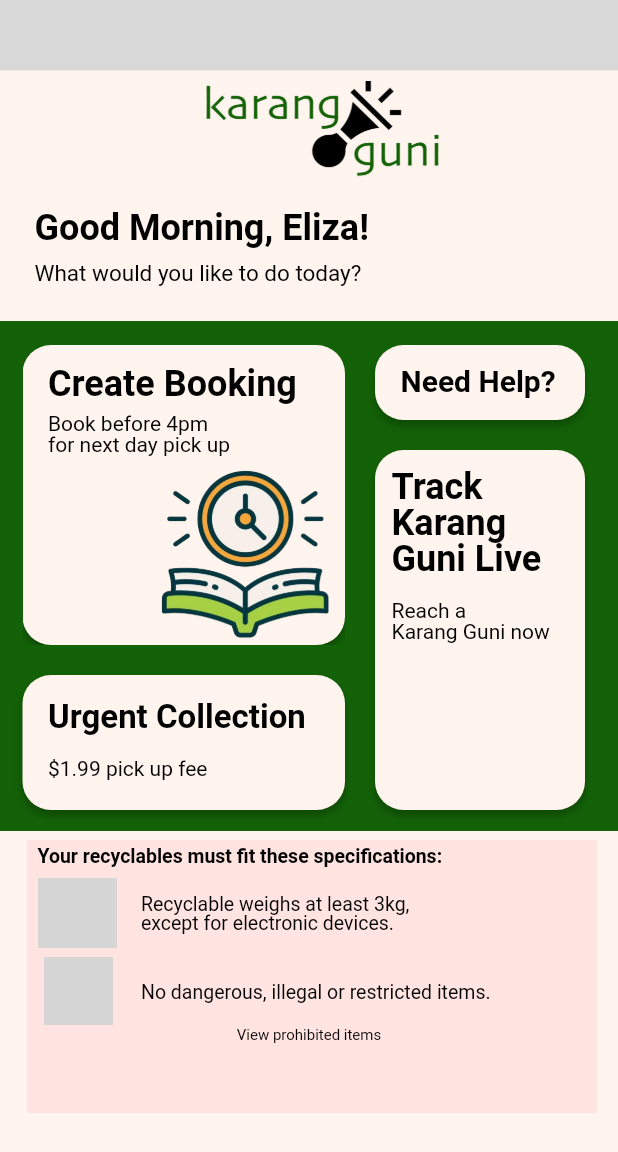
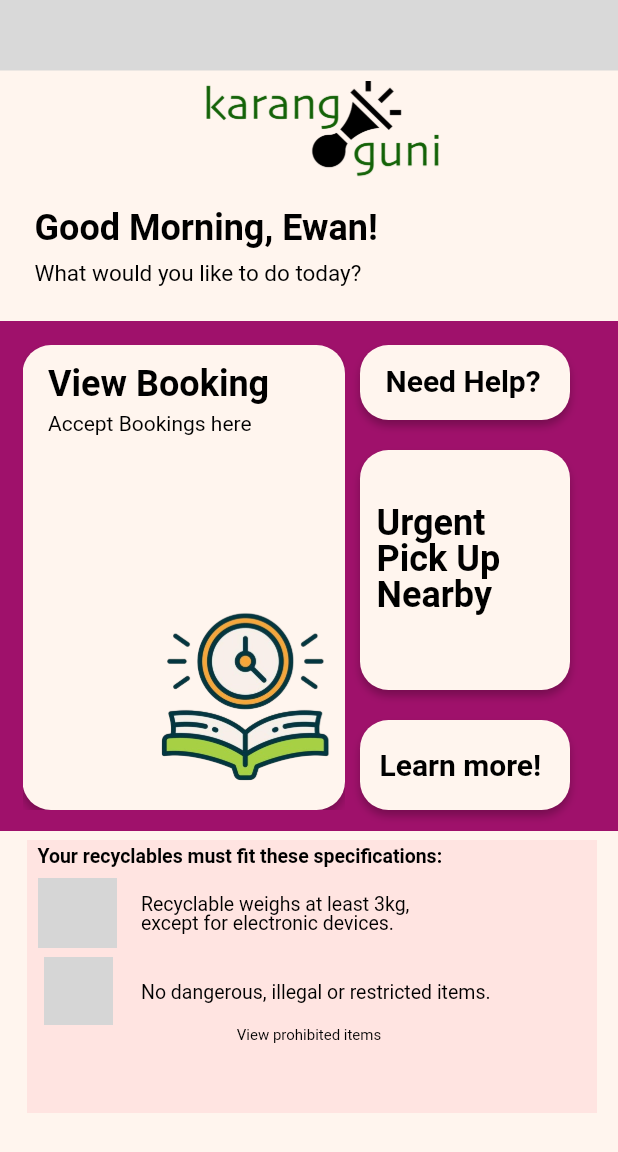
Before and after one commit to yongjin372k/RagNBone, a Flutter app: the donorHomePage screen opened directly, on a phone screen of 412 x 824 dp. Shown: the top 1152 px of the screen. Run offline on Flutter 3.47's test engine with Material 3 defaults, Android fonts, the phone set to English and light mode, and no system bars; our stand-ins replace geolocator, google_maps_flutter; network calls fail; Roboto replaces fonts that are missing (Istok Web); grey boxes are pictures that could not be loaded.

Commit message:
changes to ui

```diff
--- a/frontend/lib/Screens/donorHomePage.dart
+++ b/frontend/lib/Screens/donorHomePage.dart
@@ -36,7 +36,7 @@
                 width: 430,
                 height: 340,
                 decoration: BoxDecoration(
-                  color: Color.fromRGBO(19, 98, 7, 1),
+                  color: Color.fromARGB(255, 159, 17, 107),
                 ),
               ),
             ),
@@ -69,7 +69,7 @@
               top: 140,
               left: 23,
               child: Text(
-                'Good Morning, Eliza!',
+                'Good Morning, Ewan!',
                 textAlign: TextAlign.left,
                 style: TextStyle(
                   color: Color.fromRGBO(0, 0, 0, 1),
@@ -99,7 +99,7 @@
             ),
             Positioned(
               top: 230,
-              left: 250,
+              left: 240,
               child: Container(
                 width: 140,
                 height: 74,
@@ -149,7 +149,7 @@
               left: 15,
               child: Container(
                 width: 215,
-                height: 200,
+                height: 310,
                 child: Stack(
                   children: <Widget>[
                     Positioned(
@@ -157,7 +157,7 @@
                       left: 0,
                       child: Container(
                         width: 215,
-                        height: 200,
+                        height: 310,
                         decoration: BoxDecoration(
                           borderRadius: BorderRadius.circular(19),
                           boxShadow: [
@@ -175,7 +175,7 @@
                       top: 14.06,
                       left: 17,
                       child: Text(
-                        'Create Booking',
+                        'View Booking',
                         textAlign: TextAlign.left,
                         style: TextStyle(
                           color: Color.fromRGBO(0, 0, 0, 1),
@@ -191,7 +191,7 @@
                       top: 45,
                       left: 17,
                       child: Text(
-                        'Book before 4pm\nfor next day pick up',
+                        'Accept Bookings here',
                         textAlign: TextAlign.left,
                         style: TextStyle(
                           color: Color.fromRGBO(0, 0, 0, 1),
@@ -204,7 +204,7 @@
                       ),
                     ),
                     Positioned(
-                      top: 65,
+                      top: 160,
                       left: 65,
                       child: Container(
                         width: 167,
@@ -222,72 +222,10 @@
                 ),
               ),
             ),
-            Positioned(
-              top: 450,
-              left: 15,
-              child: Container(
-                width: 215,
-                height: 90,
-                child: Stack(
-                  children: <Widget>[
-                    Positioned(
-                      top: 0,
-                      left: 0,
-                      child: Container(
-                        width: 215,
-                        height: 90,
-                        decoration: BoxDecoration(
-                          borderRadius: BorderRadius.circular(19),
-                          boxShadow: [
-                            BoxShadow(
-                              color: Color.fromRGBO(0, 0, 0, 0.25),
-                              offset: Offset(0, 4),
-                              blurRadius: 4,
-                            )
-                          ],
-                          color: Color.fromRGBO(255, 245, 238, 1),
-                        ),
-                      ),
-                    ),
-                    Positioned(
-                      top: 16,
-                      left: 17,
-                      child: Text(
-                        'Urgent Collection',
-                        textAlign: TextAlign.left,
-                        style: TextStyle(
-                          color: Color.fromRGBO(0, 0, 0, 1),
-                          fontFamily: 'Istok Web',
-                          fontSize: 22,
-                          letterSpacing: 0,
-                          fontWeight: FontWeight.bold,
-                          height: 1,
-                        ),
-                      ),
-                    ),
-                    Positioned(
-                      top: 55,
-                      left: 17,
-                      child: Text(
-                        '\$1.99 pick up fee',
-                        textAlign: TextAlign.left,
-                        style: TextStyle(
-                          color: Color.fromRGBO(0, 0, 0, 1),
-                          fontFamily: 'Istok Web',
-                          fontSize: 14,
-                          letterSpacing: 0,
-                          fontWeight: FontWeight.normal,
-                          height: 1,
-                        ),
-                      ),
-                    ),
-                  ],
-                ),
-              ),
-            ),
+
             Positioned(
               top: 300,
-              left: 250,
+              left: 240,
               child: GestureDetector(
               onTap: () {
                 // // Add your desired functionality here
@@ -308,7 +246,7 @@
                       left: 0,
                       child: Container(
                         width: 140,
-                        height: 240,
+                        height: 160,
                         decoration: BoxDecoration(
                           borderRadius: BorderRadius.circular(19),
                           boxShadow: [
@@ -326,7 +264,7 @@
                       top: 12.36,
                       left: 11,
                       child: Text(
-                        'Track\nKarang\nGuni Live',
+                        '\nUrgent \nPick Up \nNearby',
                         textAlign: TextAlign.left,
                         style: TextStyle(
                           color: Color.fromRGBO(0, 0, 0, 1),
@@ -338,22 +276,66 @@
                         ),
                       ),
                     ),
+
+                  ],
+                ),
+              ),
+              ),
+            ),
+            Positioned(
+              top: 480,
+              left: 240,
+              child: GestureDetector(
+              onTap: () {
+                // // Add your desired functionality here
+                // print('Track Karang Guni Live button tapped!');
+                // // You can navigate to another screen, show a dialog, etc.
+                Navigator.push(
+                  context,
+                  MaterialPageRoute(builder: (context) => MapSample()),
+                );
+              },
+              child: Container(
+                width: 140,
+                height: 60,
+                child: Stack(
+                  children: <Widget>[
                     Positioned(
-                      top: 100,
-                      left: 11,
+                      top: 0,
+                      left: 0,
+                      child: Container(
+                        width: 140,
+                        height: 60,
+                        decoration: BoxDecoration(
+                          borderRadius: BorderRadius.circular(19),
+                          boxShadow: [
+                            BoxShadow(
+                              color: Color.fromRGBO(0, 0, 0, 0.25),
+                              offset: Offset(0, 4),
+                              blurRadius: 4,
+                            )
+                          ],
+                          color: Color.fromRGBO(255, 245, 238, 1),
+                        ),
+                      ),
+                    ),
+                    Positioned(
+                      top: 20,
+                      left: 13,
                       child: Text(
-                        'Reach a\nKarang Guni now',
-                        textAlign: TextAlign.left,
+                        'Learn more!',
+                        textAlign: TextAlign.center,
                         style: TextStyle(
                           color: Color.fromRGBO(0, 0, 0, 1),
                           fontFamily: 'Istok Web',
-                          fontSize: 14,
+                          fontSize: 20,
                           letterSpacing: 0,
-                          fontWeight: FontWeight.normal,
+                          fontWeight: FontWeight.bold,
                           height: 1,
                         ),
                       ),
                     ),
+
                   ],
                 ),
               ),
--- a/frontend/lib/Screens/trackKarangGuni.dart
+++ b/frontend/lib/Screens/trackKarangGuni.dart
@@ -333,13 +333,13 @@
                   mainAxisSize: MainAxisSize.min, // To make the column wrap its content
                   children: [
                     Text(
-                      "Wish to speak to a Karang Guni?",
-                      style: TextStyle(fontSize: 12),
+                      "Wish to speak to Donor/Seller?",
+                      style: TextStyle(fontSize: 14),
                     ),
                     SizedBox(height: 6), // Adjust spacing based on your design
                     Text(
-                      "Message a Karang Guni now!",
-                      style: TextStyle(fontSize: 18),
+                      "Message now!",
+                      style: TextStyle(fontSize: 20),
                     ),
                   ],
                 ),
```
